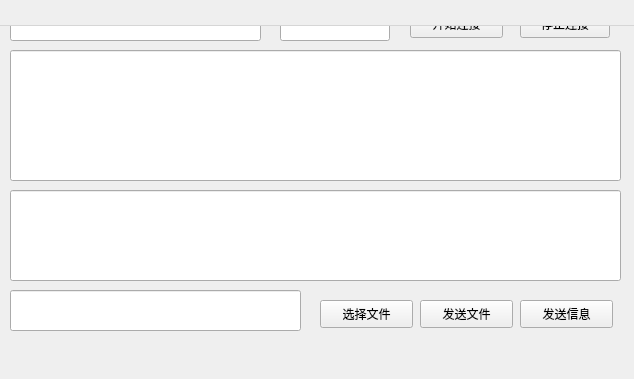
This is form11_client.ui in zhuxian1guo/QTMachine as Qt 5 draws it before an edit. The edited form follows.
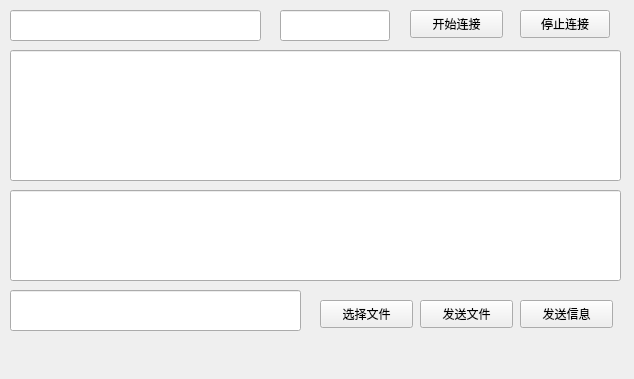
This is the edited form.

Diff of the .ui file:
```diff
--- a/form11_client.ui
+++ b/form11_client.ui
@@ -13,7 +13,15 @@
   <property name="windowTitle">
    <string>QtWidgetsApplication</string>
   </property>
-  <widget class="QWidget" name="centralWidget">
+  <widget class="QWidget" name="centralWidget" native="true">
+   <property name="geometry">
+    <rect>
+     <x>0</x>
+     <y>0</y>
+     <width>631</width>
+     <height>341</height>
+    </rect>
+   </property>
    <widget class="QLineEdit" name="lineEdit">
     <property name="geometry">
      <rect>
@@ -130,16 +138,6 @@
     </property>
    </widget>
   </widget>
-  <widget class="QMenuBar" name="menuBar">
-   <property name="geometry">
-    <rect>
-     <x>0</x>
-     <y>0</y>
-     <width>634</width>
-     <height>26</height>
-    </rect>
-   </property>
-  </widget>
   <widget class="QToolBar" name="mainToolBar">
    <attribute name="toolBarArea">
     <enum>TopToolBarArea</enum>
```
Left out of the diff: 17 changed lines with no effect on the pictures.
